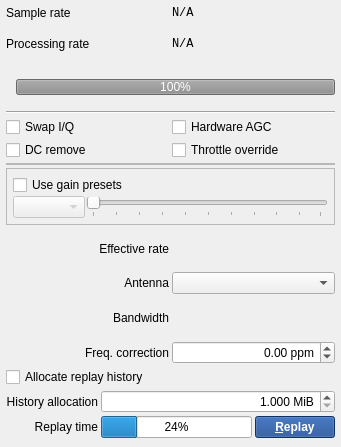
First picture: the form in Default/Source/SourceWidget.ui, repository BatchDrake/SigDigger, before the edit.
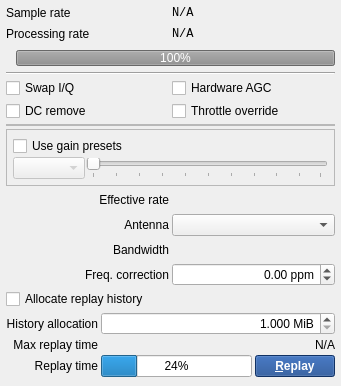
Second picture: the form after the edit. Icons and pictures are not drawn. Custom widgets are drawn as their Qt base class.

Commit message: Show max replay time

```diff
--- a/Default/Source/SourceWidget.ui
+++ b/Default/Source/SourceWidget.ui
@@ -7,7 +7,7 @@
     <x>0</x>
     <y>0</y>
     <width>341</width>
-    <height>447</height>
+    <height>386</height>
    </rect>
   </property>
   <property name="windowTitle">
@@ -386,6 +386,20 @@
       <property name="spacing">
        <number>3</number>
       </property>
+      <item row="3" column="1">
+       <widget class="QProgressBar" name="replayTimeProgress">
+        <property name="value">
+         <number>24</number>
+        </property>
+       </widget>
+      </item>
+      <item row="0" column="0" colspan="3">
+       <widget class="QCheckBox" name="allocHistoryCheck">
+        <property name="text">
+         <string>Allocate replay history</string>
+        </property>
+       </widget>
+      </item>
       <item row="1" column="1" colspan="2">
        <widget class="ContextAwareSpinBox" name="allocSizeSpin">
         <property name="alignment">
@@ -405,17 +419,7 @@
         </property>
        </widget>
       </item>
-      <item row="1" column="0">
-       <widget class="QLabel" name="label_6">
-        <property name="text">
-         <string>History allocation</string>
-        </property>
-        <property name="alignment">
-         <set>Qt::AlignRight|Qt::AlignTrailing|Qt::AlignVCenter</set>
-        </property>
-       </widget>
-      </item>
-      <item row="2" column="0">
+      <item row="3" column="0">
        <widget class="QLabel" name="label_7">
         <property name="text">
          <string>Replay time</string>
@@ -425,14 +429,17 @@
         </property>
        </widget>
       </item>
-      <item row="2" column="1">
-       <widget class="QProgressBar" name="replayTimeProgress">
-        <property name="value">
-         <number>24</number>
+      <item row="1" column="0">
+       <widget class="QLabel" name="label_6">
+        <property name="text">
+         <string>History allocation</string>
+        </property>
+        <property name="alignment">
+         <set>Qt::AlignRight|Qt::AlignTrailing|Qt::AlignVCenter</set>
         </property>
        </widget>
       </item>
-      <item row="2" column="2">
+      <item row="3" column="2">
        <widget class="QPushButton" name="replayButton">
         <property name="font">
          <font>
@@ -454,10 +461,23 @@
         </property>
        </widget>
       </item>
-      <item row="0" column="0" colspan="3">
-       <widget class="QCheckBox" name="allocHistoryCheck">
+      <item row="2" column="0">
+       <widget class="QLabel" name="label_8">
         <property name="text">
-         <string>Allocate replay history</string>
+         <string>Max replay time</string>
+        </property>
+        <property name="alignment">
+         <set>Qt::AlignRight|Qt::AlignTrailing|Qt::AlignVCenter</set>
+        </property>
+       </widget>
+      </item>
+      <item row="2" column="1" colspan="2">
+       <widget class="QLabel" name="maxReplayLabel">
+        <property name="text">
+         <string>N/A</string>
+        </property>
+        <property name="alignment">
+         <set>Qt::AlignRight|Qt::AlignTrailing|Qt::AlignVCenter</set>
         </property>
        </widget>
       </item>
```
The commit also changes 2 other files.
